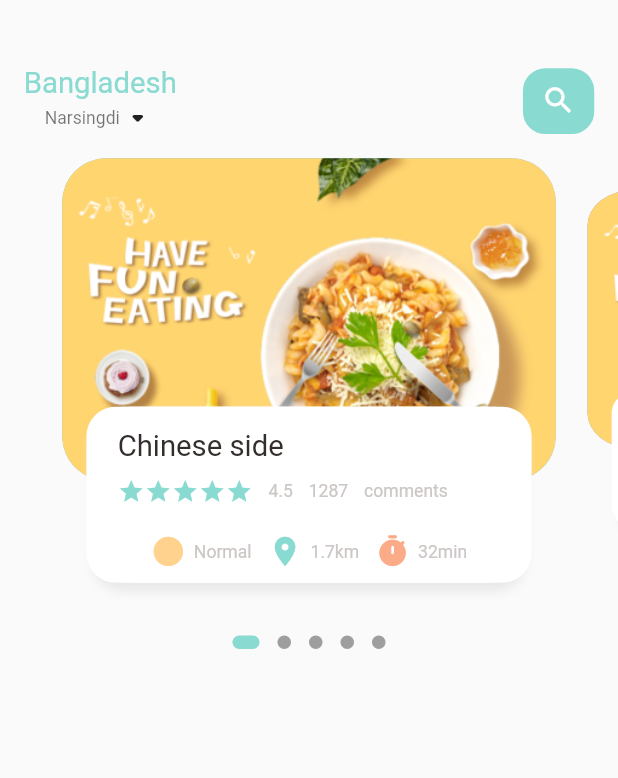
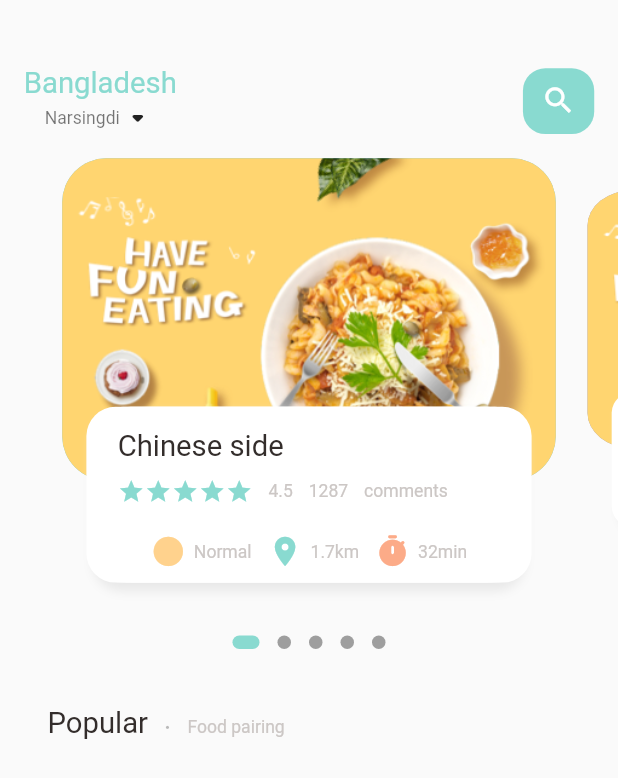
Before and after one commit to Weidaicheng/food_delivery, a Flutter app: the screen it shows after launch, on a phone screen of 412 x 824 dp. Shown: the top 778 px of the screen. Run offline on Flutter 3.47's test engine with Material 2 defaults, Android fonts, the phone set to English and light mode, and no system bars; drawn by our look-alikes of dots_indicator; our stand-ins replace get.

Commit message:
popular text

```diff
--- a/lib/home/food_page_body.dart
+++ b/lib/home/food_page_body.dart
@@ -41,6 +41,7 @@ class _FoodPageBodyState extends State<FoodPageBody> {
   Widget build(BuildContext context) {
     return Column(
       children: [
+        // slider section
         Container(
           height: Dimensions.pageView,
           child: PageView.builder(
@@ -50,6 +51,7 @@ class _FoodPageBodyState extends State<FoodPageBody> {
                 return _buildPageItem(position);
               }),
         ),
+        // dots
         new DotsIndicator(
           dotsCount: 5,
           position: _currPageValue,
@@ -58,6 +60,27 @@ class _FoodPageBodyState extends State<FoodPageBody> {
             size: const Size.square(9.0),
             activeSize: Size(18.0, 9.0),
             activeShape: RoundedRectangleBorder(borderRadius: BorderRadius.circular(5.0))
+          ),
+        ),
+        // popular text
+        SizedBox(height: Dimensions.height_30,),
+        Container(
+          margin: EdgeInsets.only(left: Dimensions.width_30),
+          child: Row(
+            crossAxisAlignment: CrossAxisAlignment.end,
+            children: [
+              BigText(text: "Popular"),
+              SizedBox(width: Dimensions.width_10,),
+              Container(
+                margin: const EdgeInsets.only(bottom: 3),
+                child: BigText(text: ".", color: Colors.black26,),
+              ),
+              SizedBox(width: Dimensions.width_10,),
+              Container(
+                margin: const EdgeInsets.only(bottom: 2),
+                child: SmallText(text: "Food pairing",),
+              )
+            ],
           ),
         )
       ],
```
